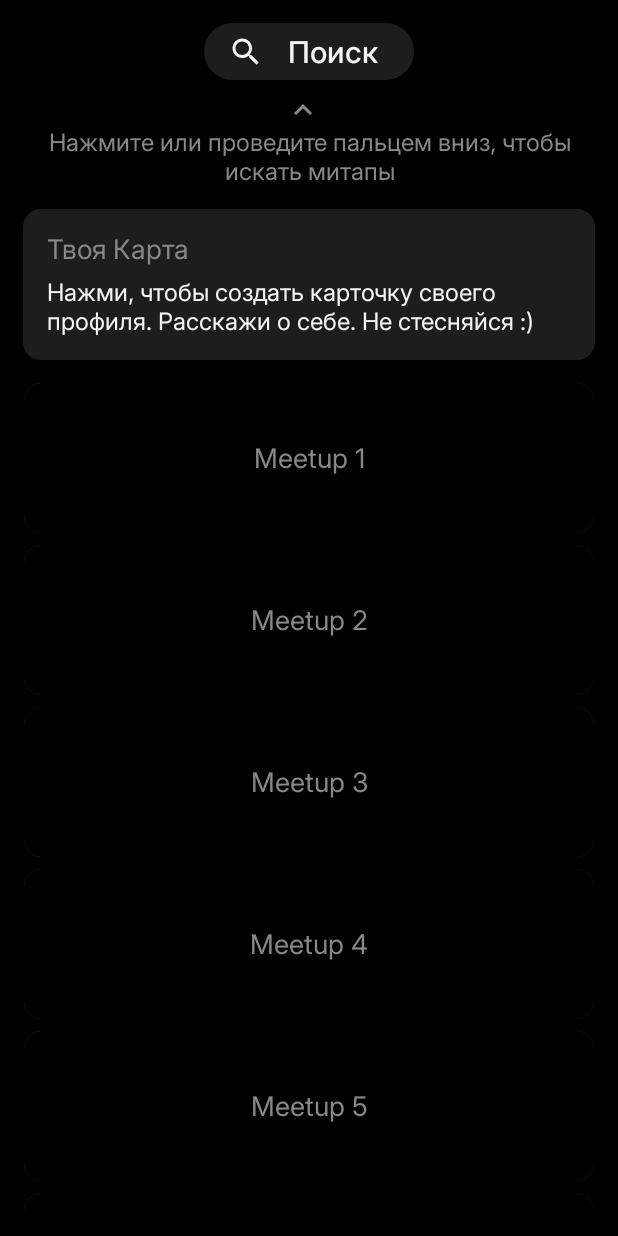
After one commit to withapoll/Networky, an Android app built with Jetpack Compose: the composable Home shown on its own in the app's theme, on a phone screen of 412 x 824 dp. The commit adds this screen. Run offline under Robolectric (Android 15) with nearby library versions, the light colour scheme and no system bars.

Commit message:
created a home screen, added navigation component

```diff
--- a/app/build.gradle.kts
+++ b/app/build.gradle.kts
@@ -51,6 +51,7 @@ android {
 
 dependencies {
 
+    implementation(libs.androidx.navigation.compose)
     implementation(libs.androidx.core.ktx)
     implementation(libs.androidx.ui.text.google.fonts)
     implementation(libs.exoplayer.core)
--- /dev/null
+++ b/app/src/main/java/com/app/networky/ui/screens/Home.kt
@@ -0,0 +1,233 @@
+package com.app.networky.ui.screens
+
+import androidx.compose.foundation.layout.Box
+import androidx.compose.material3.MaterialTheme
+import androidx.compose.material3.Text
+import androidx.compose.ui.Alignment
+import androidx.compose.ui.Modifier
+import androidx.compose.foundation.background
+import androidx.compose.foundation.layout.*
+import androidx.compose.foundation.lazy.LazyColumn
+import androidx.compose.foundation.shape.RoundedCornerShape
+import androidx.compose.material.icons.Icons
+import androidx.compose.material.icons.filled.Search
+import androidx.compose.material3.*
+import androidx.compose.runtime.Composable
+import androidx.compose.ui.draw.clip
+import androidx.compose.ui.unit.dp
+import androidx.compose.animation.core.*
+import androidx.compose.foundation.clickable
+import androidx.compose.foundation.gestures.detectDragGestures
+import androidx.compose.foundation.interaction.MutableInteractionSource
+import androidx.compose.foundation.interaction.collectIsPressedAsState
+import androidx.compose.material.icons.filled.KeyboardArrowUp
+import androidx.compose.material.ripple.rememberRipple
+import androidx.compose.runtime.*
+import androidx.compose.ui.graphics.Color
+import androidx.compose.ui.input.pointer.pointerInput
+import androidx.compose.ui.text.style.TextAlign
+import com.app.networky.ui.theme.ElementBackground
+import com.app.networky.ui.theme.BackgroundDark
+import com.app.networky.ui.theme.MainText
+
+@Composable
+fun Home(
+    modifier: Modifier = Modifier
+) {
+    Column(
+        modifier = modifier.fillMaxSize(),
+        verticalArrangement = Arrangement.Top
+    ) {
+
+        SearchSection(
+            modifier = Modifier
+                .fillMaxWidth()
+                .padding(15.dp)
+        )
+
+
+        ProfileCard(
+            modifier = Modifier
+                .fillMaxWidth()
+                .padding(horizontal = 15.dp)
+        )
+
+
+        MeetupsList(
+            modifier = Modifier
+                .fillMaxWidth()
+                .weight(1f)
+                .padding(top = 15.dp)
+        )
+    }
+}
+
+@Composable
+private fun SearchSection(
+    modifier: Modifier = Modifier
+) {
+    var isSearchActivated by remember { mutableStateOf(false) }
+
+    val heightAnimation by animateFloatAsState(
+        targetValue = if (isSearchActivated) 1f else 0f,
+        label = "height"
+    )
+
+    val interactionSource = remember { MutableInteractionSource() }
+    val isPressed by interactionSource.collectIsPressedAsState()
+
+    Column(
+        modifier = modifier
+            .fillMaxWidth()
+            .pointerInput(Unit) {
+                detectDragGestures { change, dragAmount ->
+                    val (_, y) = dragAmount
+                    if (y > 0) {
+                        isSearchActivated = true
+                    }
+                    change.consume()
+                }
+            },
+        horizontalAlignment = Alignment.CenterHorizontally
+    ) {
+        SearchBar(
+            modifier = Modifier
+                .width(140.dp)
+                .height(38.dp),
+            interactionSource = interactionSource,
+            onSearchClick = { isSearchActivated = true }
+        )
+
+        SearchHint(
+            modifier = Modifier
+                .fillMaxWidth()
+                .padding(top = 8.dp)
+        )
+    }
+}
+
+
+@Composable
+private fun SearchBar(
+    modifier: Modifier = Modifier,
+    interactionSource: MutableInteractionSource,
+    onSearchClick: () -> Unit
+) {
+    Row(
+        modifier = modifier
+            .clip(RoundedCornerShape(35.dp))
+            .background(color = ElementBackground)
+            .clickable(
+                interactionSource = interactionSource,
+                indication = rememberRipple(),
+                onClick = onSearchClick
+            ),
+        verticalAlignment = Alignment.CenterVertically
+    ) {
+        Icon(
+            imageVector = Icons.Default.Search,
+            contentDescription = "Search",
+            modifier = Modifier.padding(start = 16.dp),
+            tint = MainText
+        )
+
+        Text(
+            text = "Поиск",
+            style = MaterialTheme.typography.bodySmall,
+            color = MainText,
+            modifier = Modifier
+                .padding(horizontal = 16.dp)
+                .weight(1f)
+        )
+    }
+}
+
+@Composable
+private fun SearchHint(
+    modifier: Modifier = Modifier
+) {
+    Column(
+        modifier = modifier,
+        horizontalAlignment = Alignment.CenterHorizontally
+    ) {
+        Icon(
+            imageVector = Icons.Default.KeyboardArrowUp,
+            contentDescription = "Swipe down",
+            modifier = Modifier.padding(end = 8.dp),
+            tint = Color.Gray
+        )
+
+        Text(
+            text = "Нажмите или проведите пальцем вниз, чтобы искать митапы",
+            style = MaterialTheme.typography.bodyLarge,
+            color = Color.Gray,
+            textAlign = TextAlign.Center,
+            modifier = Modifier.fillMaxWidth()
+        )
+
+    }
+}
+
+@Composable
+private fun ProfileCard(
+    modifier: Modifier = Modifier
+) {
+    Card(
+        modifier = modifier,
+        elevation = CardDefaults.cardElevation(defaultElevation = 2.dp),
+                colors = CardDefaults.cardColors(
+                containerColor = ElementBackground)
+    ) {
+        Column(
+            modifier = Modifier
+                .fillMaxWidth()
+                .padding(16.dp)
+        ) {
+            Text(
+                text = "Твоя Карта",
+                style = MaterialTheme.typography.headlineMedium,
+                color = Color.Gray
+            )
+
+            Spacer(modifier = Modifier.height(8.dp))
+
+            Text(
+                text = "Нажми, чтобы создать карточку своего профиля. Расскажи о себе. Не стесняйся :)",
+                style = MaterialTheme.typography.bodyLarge,
+                color = MainText
+            )
+        }
+    }
+}
+
+@Composable
+private fun MeetupsList(
+    modifier: Modifier = Modifier
+) {
+    LazyColumn(
+        modifier = modifier,
+        verticalArrangement = Arrangement.spacedBy(8.dp),
+        contentPadding = PaddingValues(horizontal = 16.dp)
+    ) {
+        items(20) { index ->
+            Card(
+                modifier = Modifier
+                    .fillMaxWidth()
+            ) {
+                Box(
+                    modifier = Modifier
+                        .fillMaxWidth()
+                        .background(color = BackgroundDark)
+                        .height(100.dp),
+                    contentAlignment = Alignment.Center
+                ) {
+                    Text(
+                        text = "Meetup ${index + 1}",
+                        color = Color.Gray,
+                        style = MaterialTheme.typography.headlineMedium
+                    )
+                }
+            }
+        }
+    }
+}
--- a/app/src/main/java/com/app/networky/ui/theme/Color.kt
+++ b/app/src/main/java/com/app/networky/ui/theme/Color.kt
@@ -2,4 +2,17 @@ package com.app.networky.ui.theme
 
 import androidx.compose.ui.graphics.Color
 
+//backgrounds
 val BackgroundDark = Color(0xFF010001)
+val ElementBackground = Color(0xFF1E1D1E)
+val SecondaryBackground = Color(0xFF1C1C1E)
+val SecondaryElements = Color(0x2C2C2E)
+val WhiteBackground = Color(0xFFFFFF)
+
+//texts
+val MainText = Color(0xFFF5F4F5)
+val SecondaryText = Color(0x727072)
+
+//warnings & notifications
+val MediumWarning = Color(0xFF9C1A)
+val Success = Color(0x1AFF66)
--- a/gradle/libs.versions.toml
+++ b/gradle/libs.versions.toml
@@ -10,6 +10,7 @@ espressoCore = "3.6.1"
 lifecycleRuntimeKtx = "2.8.4"
 activityCompose = "1.9.1"
 composeBom = "2024.04.01"
+navigationCompose = "2.8.5"
 uiTextGoogleFonts = "1.7.6"
 media3CommonKtx = "1.5.0"
 media3Exoplayer = "1.5.0"
@@ -17,6 +18,7 @@ media3Ui = "1.5.0"
 
 [libraries]
 androidx-core-ktx = { group = "androidx.core", name = "core-ktx", version.ref = "coreKtx" }
+androidx-navigation-compose = { module = "androidx.navigation:navigation-compose", version.ref = "navigationCompose" }
 androidx-ui-text-google-fonts = { module = "androidx.compose.ui:ui-text-google-fonts", version.ref = "uiTextGoogleFonts" }
 exoplayer-core = { module = "com.google.android.exoplayer:exoplayer-core", version.ref = "exoplayerCore" }
 google-exoplayer-ui = { module = "com.google.android.exoplayer:exoplayer-ui", version.ref = "exoplayerUi" }
```
Also changed, not shown: app/src/main/java/com/app/networky/MainActivity.kt (+25 -8 lines), app/src/main/java/com/app/networky/ui/navigation/Screen.kt (added, +7 -0 lines), app/src/main/java/com/app/networky/ui/screens/Search.kt (added, +203 -0 lines).
